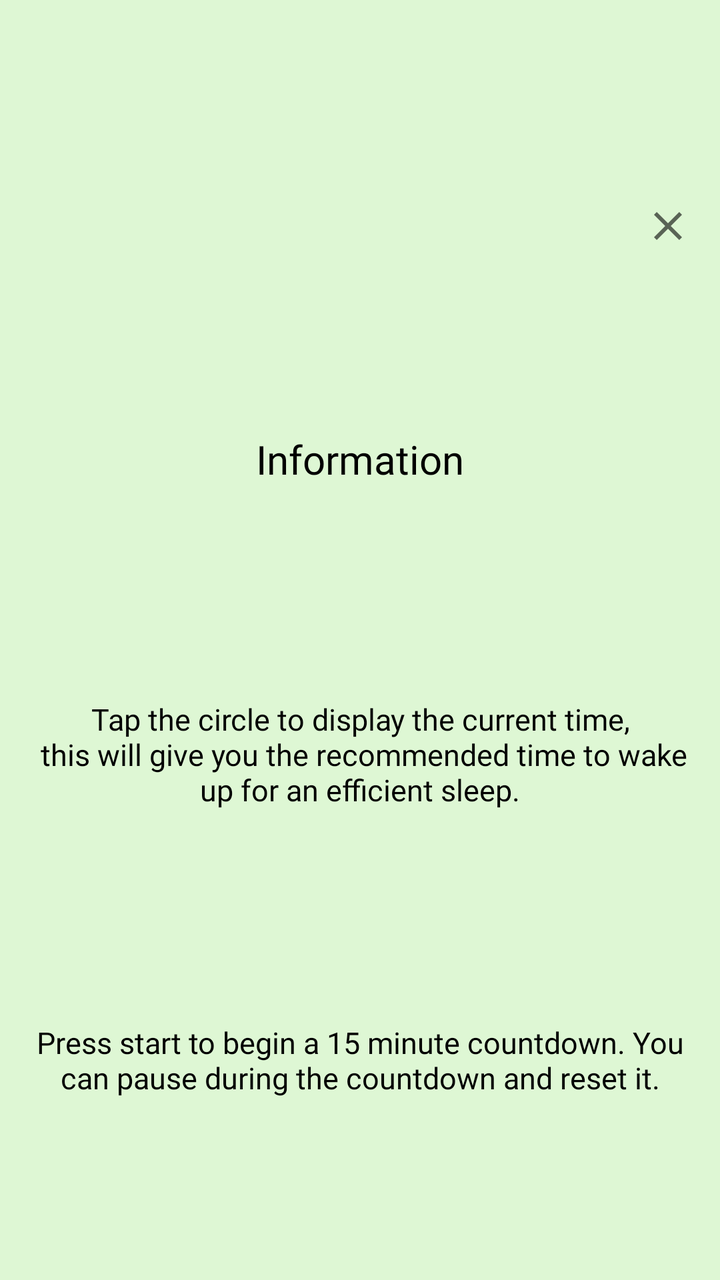
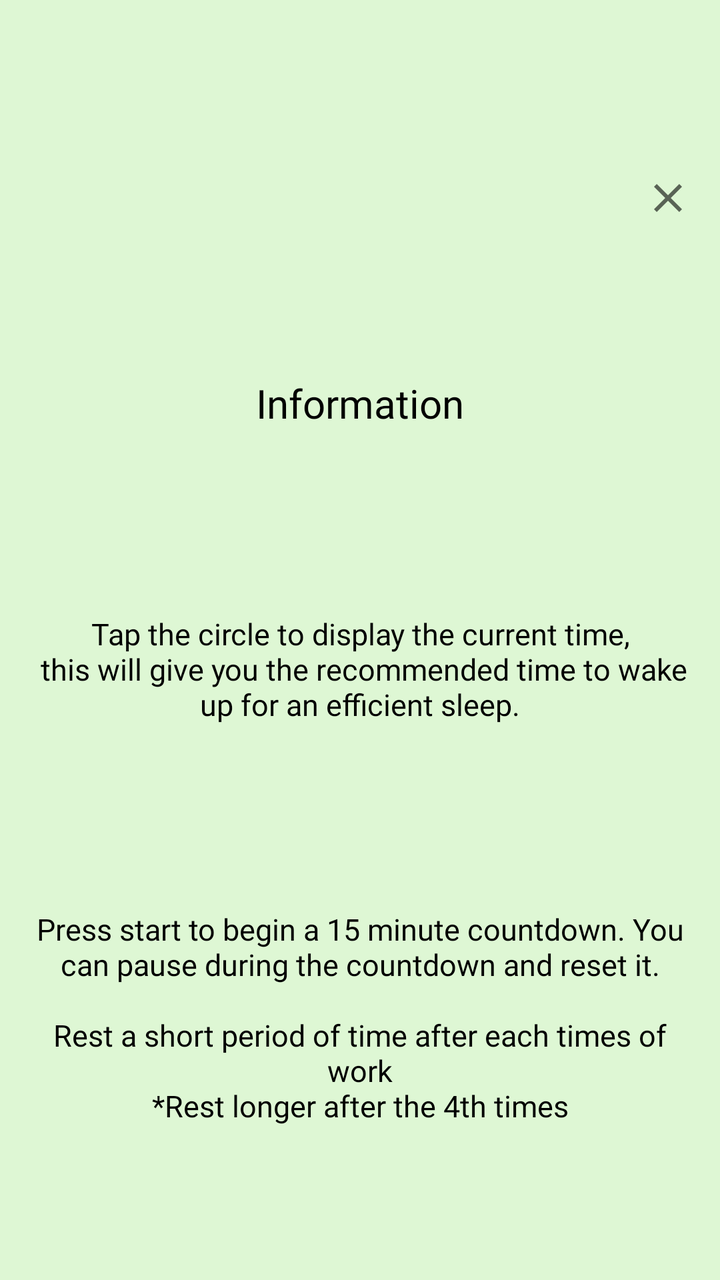

Before-and-after screenshots of an Android layout around one commit, followed by the original layout XML and the change that was made.
<!-- AndroidManifest.xml: application theme Theme.Silva -->
<!-- res/layout/activity_pop_up_sleep.xml -->
<?xml version="1.0" encoding="utf-8"?>
<androidx.constraintlayout.widget.ConstraintLayout xmlns:android="http://schemas.android.com/apk/res/android"
    xmlns:app="http://schemas.android.com/apk/res-auto"
    xmlns:tools="http://schemas.android.com/tools"
    android:layout_width="match_parent"
    android:layout_height="wrap_content"
    android:layout_marginTop="5dp"
    android:layout_gravity="center"
    android:layout_marginBottom="20dp"
    android:background="#DEF7D4"
    tools:context=".Pop_up_sleepActivity">

    <ImageView
        android:id="@+id/close_popup"
        android:layout_width="wrap_content"
        android:layout_height="wrap_content"
        android:layout_marginTop="10dp"
        android:src="@drawable/closeimg"
        app:layout_constraintBottom_toTopOf="@id/popup_info_title"
        app:layout_constraintEnd_toEndOf="parent"
        app:layout_constraintHorizontal_bias="0.958"
        app:layout_constraintStart_toStartOf="parent"
        app:layout_constraintTop_toTopOf="parent"
        app:layout_constraintVertical_bias="1" />

    <TextView
        android:id="@+id/popup_info_title"
        android:layout_width="match_parent"
        android:layout_height="wrap_content"
        android:text="Information"
        android:fontFamily="@font/nexa_bold"
        android:textColor="@color/black"
        android:textAlignment="center"
        android:textSize="20sp"
        app:layout_constraintBottom_toTopOf="@id/popup_info_des"
        app:layout_constraintEnd_toEndOf="parent"
        app:layout_constraintStart_toStartOf="parent"
        app:layout_constraintTop_toBottomOf="@id/close_popup" />

    <TextView
        android:id="@+id/popup_info_des"
        android:layout_width="match_parent"
        android:layout_height="wrap_content"
        android:layout_marginTop="15dp"
        android:layout_marginRight="10dp"
        android:layout_marginLeft="10dp"
        android:textAlignment="center"
        android:fontFamily="@font/nexa_bold"
        android:textColor="@color/black"
        android:text="Tap the circle to display the current time,\n this will give you the recommended time to wake up for an efficient sleep."
        android:textSize="15sp"
        app:layout_constraintBottom_toTopOf="@+id/popup_info_2"
        app:layout_constraintEnd_toEndOf="parent"
        app:layout_constraintStart_toStartOf="parent"
        app:layout_constraintTop_toBottomOf="@id/popup_info_title">
    </TextView>

    <TextView
        android:id="@+id/popup_info_2"
        android:layout_width="match_parent"
        android:layout_height="wrap_content"
        android:layout_marginLeft="10dp"
        android:layout_marginTop="15dp"
        android:layout_marginRight="10dp"
        android:text="Press start to begin a 15 minute countdown. You can pause during the countdown and reset it."
        android:textAlignment="center"
        android:textSize="15sp"
        android:fontFamily="@font/nexa_bold"
        android:textColor="@color/black"
        app:layout_constraintBottom_toBottomOf="parent"
        app:layout_constraintEnd_toEndOf="parent"
        app:layout_constraintStart_toStartOf="parent"
        app:layout_constraintTop_toBottomOf="@id/popup_info_des">

    </TextView>


</androidx.constraintlayout.widget.ConstraintLayout>
<!-- resources referenced by this layout -->
<resources>
  <color name="black">#FF000000</color>
  <!-- drawable closeimg (drawable) -->
  <vector xmlns:android="http://schemas.android.com/apk/res/android"
      android:width="24dp"
      android:height="24dp"
      android:viewportWidth="24"
      android:viewportHeight="24"
      android:tint="?attr/colorControlNormal">
    <path
        android:fillColor="@android:color/white"
        android:pathData="M19,6.41L17.59,5 12,10.59 6.41,5 5,6.41 10.59,12 5,17.59 6.41,19 12,13.41 17.59,19 19,17.59 13.41,12z"/>
  </vector>
  <style name="Theme.Silva" parent="Theme.MaterialComponents.DayNight.DarkActionBar">
          
          <item name="colorPrimary">#009060</item>
          <item name="colorPrimaryVariant">#009060</item>
          <item name="colorOnPrimary">@color/black</item>
          
          <item name="colorSecondary">@color/teal_200</item>
          <item name="colorSecondaryVariant">@color/teal_700</item>
          <item name="colorOnSecondary">@color/black</item>
          
          <item name="android:statusBarColor" tools:targetApi="l">?attr/colorPrimaryVariant</item>
          
      </style>
  <color name="teal_200">#FF03DAC5</color>
  <color name="teal_700">#FF018786</color>
</resources>

<!-- the commit's change to res/layout/activity_pop_up_sleep.xml (unified diff, before → after) -->
@@ -62,7 +62,7 @@
         android:layout_marginLeft="10dp"
         android:layout_marginTop="15dp"
         android:layout_marginRight="10dp"
-        android:text="Press start to begin a 15 minute countdown. You can pause during the countdown and reset it."
+        android:text="Press start to begin a 15 minute countdown. You can pause during the countdown and reset it.\n\nRest a short period of time after each times of work\n*Rest longer after the 4th times"
         android:textAlignment="center"
         android:textSize="15sp"
         android:fontFamily="@font/nexa_bold"
